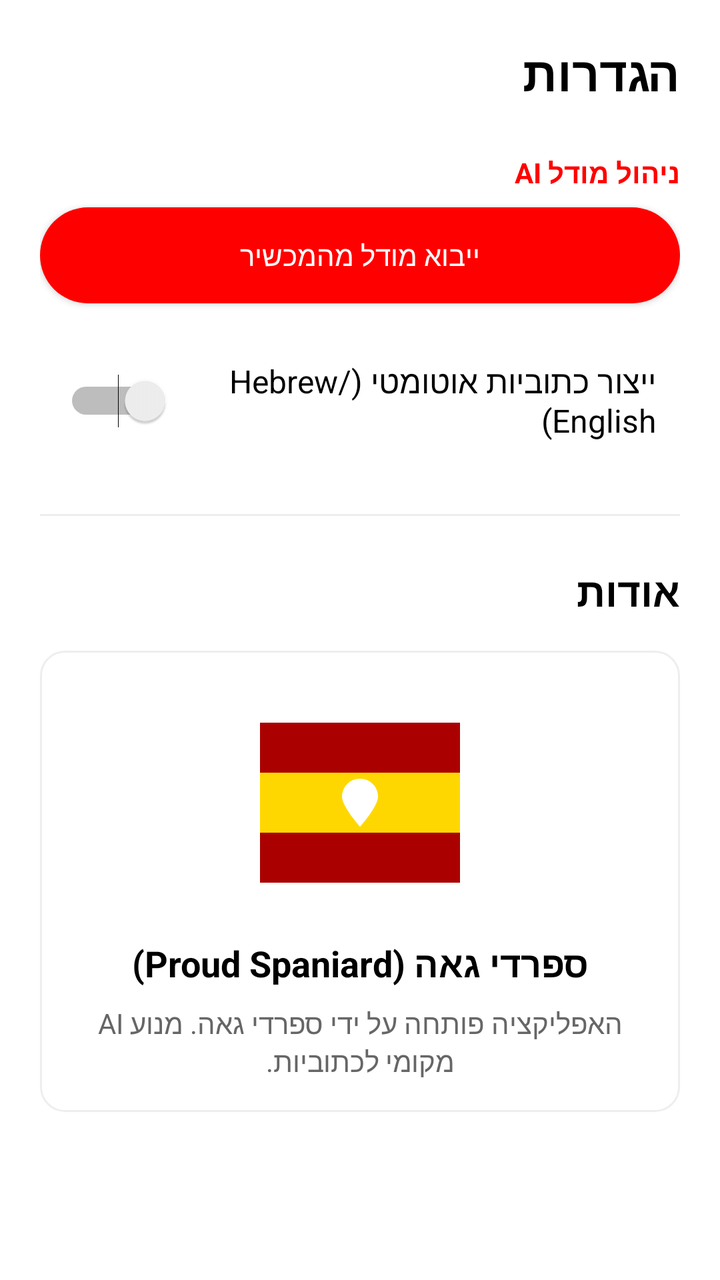
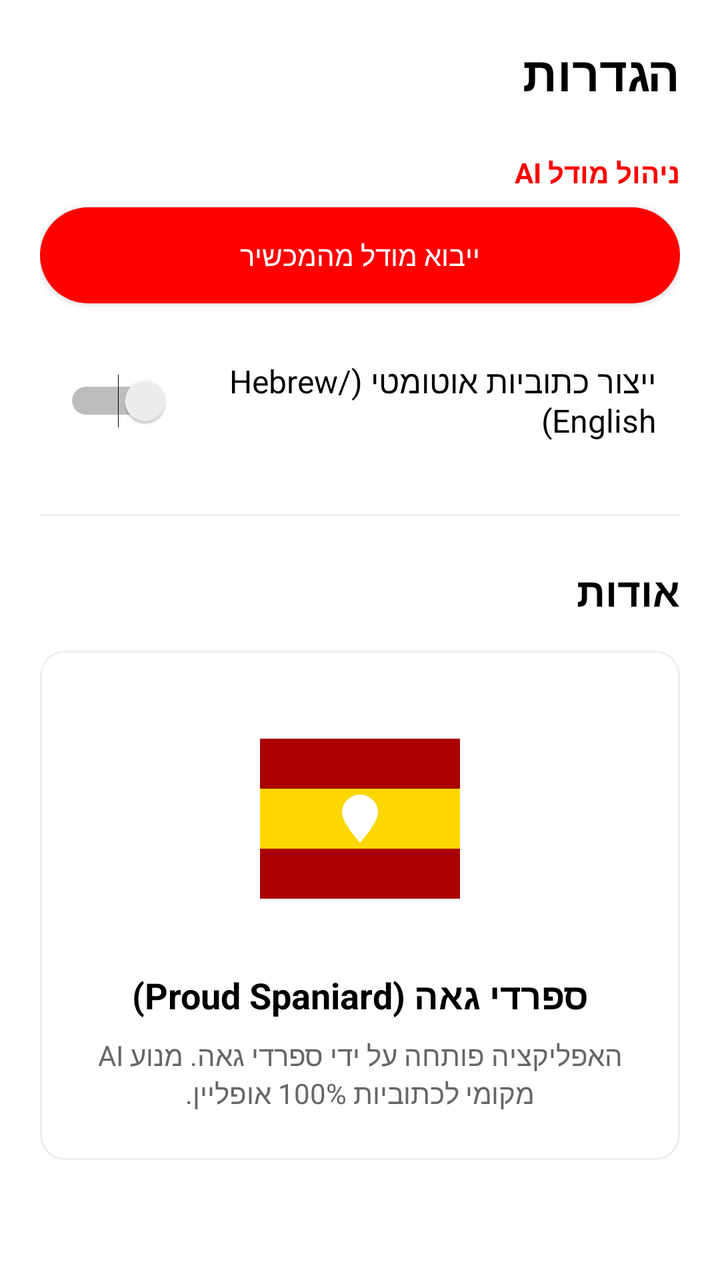

Compare the two renders of this Android layout. The source of the first and the diff that turns it into the second are given below.
<!-- AndroidManifest.xml: application theme android:Theme.Material.Light.NoActionBar -->
<!-- res/layout/activity_settings.xml -->
<ScrollView xmlns:android="http://schemas.android.com/apk/res/android"
    android:layout_width="match_parent"
    android:layout_height="match_parent"
    android:background="#FFFFFF"
    android:layoutDirection="rtl">

    <LinearLayout
        android:layout_width="match_parent"
        android:layout_height="wrap_content"
        android:orientation="vertical"
        android:padding="20dp">

        <TextView
            android:layout_width="match_parent"
            android:layout_height="wrap_content"
            android:text="@string/settings"
            android:textColor="#000000"
            android:textSize="24sp"
            android:textStyle="bold"
            android:layout_marginBottom="24dp" />

        <TextView
            android:layout_width="match_parent"
            android:layout_height="wrap_content"
            android:text="@string/ai_model_management"
            android:textColor="#FF0000"
            android:textStyle="bold"
            android:layout_marginBottom="8dp" />

        <Button
            android:id="@+id/btn_import_ai"
            android:layout_width="match_parent"
            android:layout_height="wrap_content"
            android:text="@string/import_model"
            android:background="@drawable/bg_button"
            android:textColor="#FFFFFF"
            android:layout_marginBottom="16dp" />

        <Switch
            android:id="@+id/switch_auto_cc"
            android:layout_width="match_parent"
            android:layout_height="wrap_content"
            android:text="@string/generate_subtitles"
            android:padding="12dp"
            android:textSize="16sp" />

        <View
            android:layout_width="match_parent"
            android:layout_height="1dp"
            android:background="#EEEEEE"
            android:layout_marginVertical="24dp" />

        <TextView
            android:layout_width="match_parent"
            android:layout_height="wrap_content"
            android:text="@string/about"
            android:textColor="#000000"
            android:textSize="20sp"
            android:textStyle="bold"
            android:layout_marginBottom="16dp" />

        <LinearLayout
            android:layout_width="match_parent"
            android:layout_height="wrap_content"
            android:orientation="vertical"
            android:gravity="center_horizontal"
            android:padding="16dp"
            android:background="@drawable/bg_card">

            <ImageView
                android:layout_width="120dp"
                android:layout_height="120dp"
                android:src="@drawable/ic_spaniard_logo" />

            <TextView
                android:layout_width="wrap_content"
                android:layout_height="wrap_content"
                android:text="@string/dev_name"
                android:textSize="18sp"
                android:textStyle="bold"
                android:textColor="#000000"
                android:layout_marginTop="8dp" />

            <TextView
                android:layout_width="wrap_content"
                android:layout_height="wrap_content"
                android:text="@string/about_text"
                android:gravity="center"
                android:layout_marginTop="8dp"
                android:textColor="#666666" />
        </LinearLayout>

    </LinearLayout>
</ScrollView>
<!-- resources referenced by this layout -->
<resources>
  <!-- drawable bg_button (drawable) -->
  <?xml version="1.0" encoding="utf-8"?>
  <ripple xmlns:android="http://schemas.android.com/apk/res/android" android:color="#40000000">
      <item>
          <shape>
              <solid android:color="#FF0000" />
              <corners android:radius="24dp" />
          </shape>
      </item>
  </ripple>
  <!-- drawable bg_card (drawable) -->
  <?xml version="1.0" encoding="utf-8"?>
  <shape xmlns:android="http://schemas.android.com/apk/res/android">
      <solid android:color="#FFFFFF" />
      <corners android:radius="12dp" />
      <stroke android:width="1dp" android:color="#EEEEEE" />
  </shape>
  <!-- drawable ic_spaniard_logo (drawable) -->
  <vector xmlns:android="http://schemas.android.com/apk/res/android"
      android:width="120dp"
      android:height="120dp"
      android:viewportWidth="120"
      android:viewportHeight="120">
      <path
          android:fillColor="#AA0000"
          android:pathData="M10,20H110V45H10V20Z" />
      <path
          android:fillColor="#FFD700"
          android:pathData="M10,45H110V75H10V45Z" />
      <path
          android:fillColor="#AA0000"
          android:pathData="M10,75H110V100H10V75Z" />
      <path
          android:fillColor="#FFFFFF"
          android:pathData="M60,48C55,48 51,52 51,57C51,62 60,72 60,72C60,72 69,62 69,57C69,52 65,48 60,48Z" />
  </vector>
  <string name="about">אודות</string>
  <string name="about_text">האפליקציה פותחה על ידי ספרדי גאה. מנוע AI מקומי לכתוביות.</string>
  <string name="ai_model_management">ניהול מודל AI</string>
  <string name="dev_name">ספרדי גאה (Proud Spaniard)</string>
  <string name="generate_subtitles">ייצור כתוביות אוטומטי (Hebrew/English)</string>
  <string name="import_model">ייבוא מודל מהמכשיר</string>
  <string name="settings">הגדרות</string>
</resources>

<!-- the commit's change to res/layout/activity_settings.xml (unified diff, before → after) -->
@@ -14,7 +14,7 @@
             android:layout_width="match_parent"
             android:layout_height="wrap_content"
             android:text="@string/settings"
-            android:textColor="#000000"
+            android:textColor="@color/text_primary"
             android:textSize="24sp"
             android:textStyle="bold"
             android:layout_marginBottom="24dp" />
@@ -23,7 +23,7 @@
             android:layout_width="match_parent"
             android:layout_height="wrap_content"
             android:text="@string/ai_model_management"
-            android:textColor="#FF0000"
+            android:textColor="@color/yt_red"
             android:textStyle="bold"
             android:layout_marginBottom="8dp" />
 
@@ -47,14 +47,14 @@
         <View
             android:layout_width="match_parent"
             android:layout_height="1dp"
-            android:background="#EEEEEE"
+            android:background="@color/card_stroke"
             android:layout_marginVertical="24dp" />
 
         <TextView
             android:layout_width="match_parent"
             android:layout_height="wrap_content"
             android:text="@string/about"
-            android:textColor="#000000"
+            android:textColor="@color/text_primary"
             android:textSize="20sp"
             android:textStyle="bold"
             android:layout_marginBottom="16dp" />
@@ -64,7 +64,7 @@
             android:layout_height="wrap_content"
             android:orientation="vertical"
             android:gravity="center_horizontal"
-            android:padding="16dp"
+            android:padding="24dp"
             android:background="@drawable/bg_card">
 
             <ImageView
@@ -78,8 +78,8 @@
                 android:text="@string/dev_name"
                 android:textSize="18sp"
                 android:textStyle="bold"
-                android:textColor="#000000"
-                android:layout_marginTop="8dp" />
+                android:textColor="@color/text_primary"
+                android:layout_marginTop="16dp" />
 
             <TextView
                 android:layout_width="wrap_content"
@@ -87,7 +87,7 @@
                 android:text="@string/about_text"
                 android:gravity="center"
                 android:layout_marginTop="8dp"
-                android:textColor="#666666" />
+                android:textColor="@color/text_secondary" />
         </LinearLayout>
 
     </LinearLayout>
<!-- resource entries referenced after the edit -->
@@ -1,5 +1,9 @@
 <!-- resources referenced by this layout -->
 <resources>
+  <color name="card_stroke">#EEEEEE</color>
+  <color name="text_primary">#000000</color>
+  <color name="text_secondary">#666666</color>
+  <color name="yt_red">#FF0000</color>
   <!-- drawable bg_button (drawable) -->
   <?xml version="1.0" encoding="utf-8"?>
   <ripple xmlns:android="http://schemas.android.com/apk/res/android" android:color="#40000000">
@@ -37,7 +41,7 @@
           android:pathData="M60,48C55,48 51,52 51,57C51,62 60,72 60,72C60,72 69,62 69,57C69,52 65,48 60,48Z" />
   </vector>
   <string name="about">אודות</string>
-  <string name="about_text">האפליקציה פותחה על ידי ספרדי גאה. מנוע AI מקומי לכתוביות.</string>
+  <string name="about_text">האפליקציה פותחה על ידי ספרדי גאה. מנוע AI מקומי לכתוביות 100% אופליין.</string>
   <string name="ai_model_management">ניהול מודל AI</string>
   <string name="dev_name">ספרדי גאה (Proud Spaniard)</string>
   <string name="generate_subtitles">ייצור כתוביות אוטומטי (Hebrew/English)</string>
